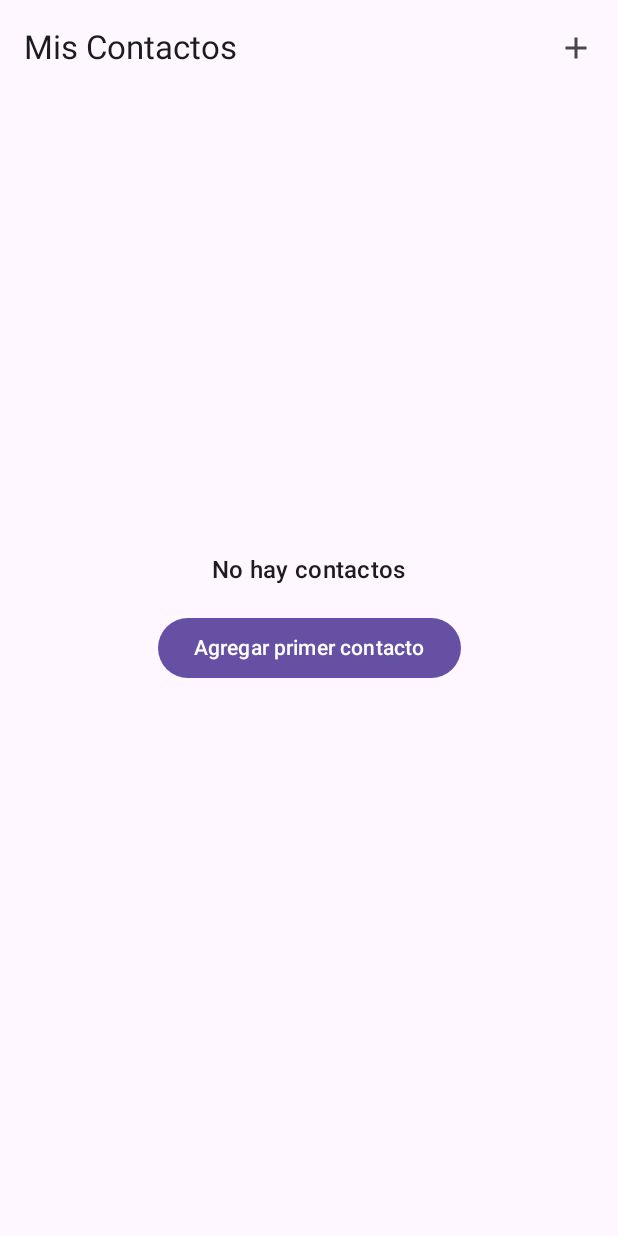
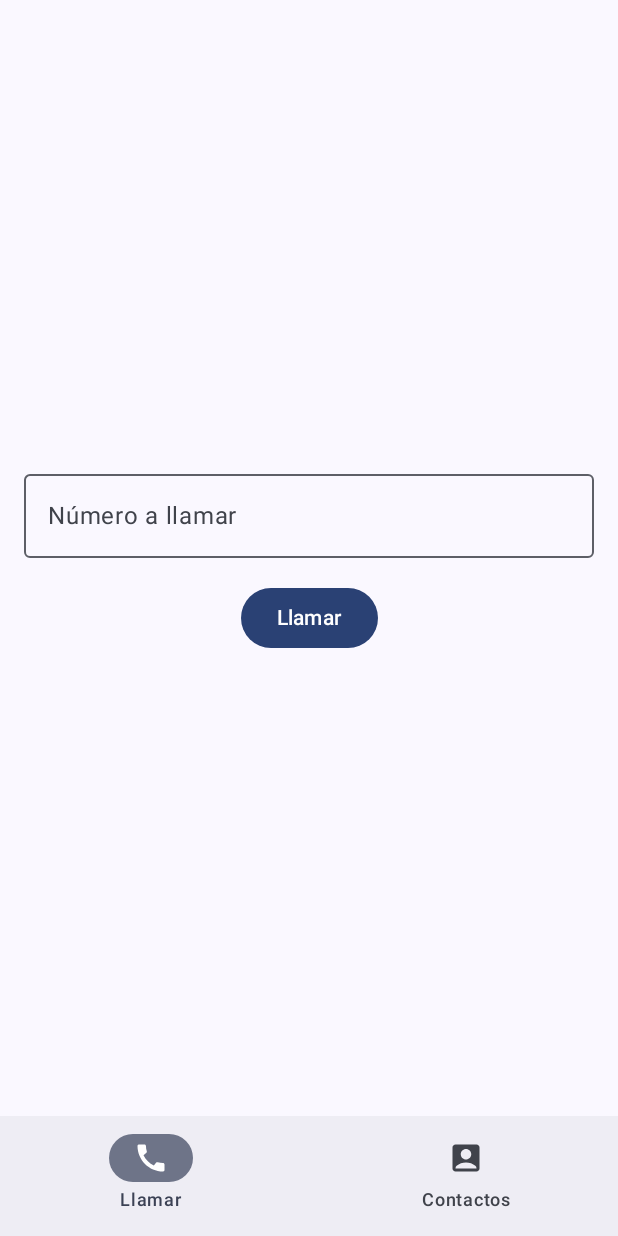
Before and after one commit to LizMDGav/telecom, an Android app built with Jetpack Compose: the screen it shows after launch (MainActivity), on a phone screen of 412 x 824 dp. Run offline under Robolectric (Android 15) with nearby library versions, the phone set to English and light mode, and no system bars.

Commit message:
Se agrego poder marcar sin necesidad de agregarlo a contactos

```diff
--- a/Telecom/app/src/main/java/com/example/telecom/MainActivity.kt
+++ b/Telecom/app/src/main/java/com/example/telecom/MainActivity.kt
@@ -1,85 +1,155 @@
 package com.example.telecom
 
+import android.content.ComponentName
+import android.content.Context
+import android.content.pm.PackageManager
+import android.net.Uri
+import android.os.Bundle
+import androidx.activity.ComponentActivity
+import androidx.activity.compose.setContent
+import androidx.compose.foundation.layout.*
+import androidx.compose.material.*
+import androidx.compose.runtime.*
+import androidx.compose.ui.Modifier
+import androidx.compose.ui.unit.dp
+import android.telecom.*
+import android.widget.Toast
+import androidx.activity.compose.rememberLauncherForActivityResult
+import androidx.activity.result.contract.ActivityResultContracts
+import androidx.compose.material3.Button
+
+import androidx.compose.material3.OutlinedTextField
+import androidx.compose.material3.Scaffold
+import androidx.compose.material3.Text
+import androidx.compose.runtime.saveable.rememberSaveable
+import androidx.compose.ui.Alignment
+import androidx.core.content.ContextCompat
+import com.example.telecom.ui.screens.MainScreen
+import com.example.telecom.ui.theme.TelecomTheme
+import android.Manifest
 import android.annotation.SuppressLint
 import android.app.Activity
 import android.content.Intent
 import android.graphics.Bitmap
 import android.graphics.BitmapFactory
-import android.os.Bundle
 import android.os.Environment
-import android.provider.MediaStore
-import android.widget.Toast
-import androidx.activity.ComponentActivity
-import androidx.activity.compose.setContent
-import androidx.activity.enableEdgeToEdge
-import androidx.compose.foundation.layout.fillMaxSize
-import androidx.compose.foundation.layout.padding
-import androidx.compose.material3.Scaffold
-import androidx.compose.material3.Text
-import androidx.compose.runtime.Composable
-import androidx.compose.runtime.getValue
-import androidx.compose.runtime.mutableStateOf
-import androidx.compose.runtime.setValue
-import androidx.compose.ui.Modifier
-import androidx.compose.ui.tooling.preview.Preview
-import androidx.core.content.FileProvider
-import com.example.telecom.ui.screens.MainScreen
-import com.example.telecom.ui.theme.LlamadasTheme
-import com.example.telecom.ui.theme.TelecomTheme
+import androidx.compose.foundation.text.KeyboardOptions
+import androidx.compose.material.icons.filled.AccountBox
+import androidx.compose.material.icons.filled.Call
+import androidx.compose.material3.Icon
+
+import androidx.compose.material3.NavigationBar
+import androidx.compose.material3.NavigationBarItem
+import androidx.compose.ui.text.input.KeyboardType
 import java.io.File
 import java.io.FileOutputStream
 import java.io.IOException
 import java.text.SimpleDateFormat
 import java.util.Date
 
+
+// Pantallas para la barra inferior
+enum class BottomBarScreen(val label: String, val icon: @Composable () -> Unit) {
+    Dialer("Llamar", { Icon(androidx.compose.material.icons.Icons.Default.Call, contentDescription = "Llamar") }),
+    Contacts("Contactos", { Icon(androidx.compose.material.icons.Icons.Default.AccountBox, contentDescription = "Contactos") })
+}
+
 class MainActivity : ComponentActivity() {
-    // Variables para mantener el estado temporal
+    // Variables para manejar fotos y contactos
     private var currentPhotoPath by mutableStateOf<String?>(null)
     private var tempContactName by mutableStateOf("")
     private var tempContactPhone by mutableStateOf("")
     private var contactPhoto by mutableStateOf<String?>(null)
+    private var refreshContacts by mutableStateOf(false)
 
-    // Estado compartido para forzar la actualización
-    private var refreshContacts by mutableStateOf(false)
+    private lateinit var telecomManager: TelecomManager
+
+    companion object {
+        const val REQUEST_IMAGE_CAPTURE = 1
+    }
 
     override fun onCreate(savedInstanceState: Bundle?) {
         super.onCreate(savedInstanceState)
 
+        // Prepara directorio para fotos
+        val storageDir = getExternalFilesDir(Environment.DIRECTORY_PICTURES)
+        storageDir?.takeIf { !it.exists() }?.mkdir()
 
-        val storageDir = getExternalFilesDir(Environment.DIRECTORY_PICTURES)
-        storageDir?.let { dir ->
-            if (!dir.exists()) {
-                dir.mkdir()
+        // Inicializa TelecomManager y PhoneAccount
+        telecomManager = getSystemService(Context.TELECOM_SERVICE) as TelecomManager
+        val handle = PhoneAccountHandle(
+            ComponentName(this, MyConnectionService::class.java),
+            "TELECOM_1"
+        )
+        val phoneAccount = PhoneAccount.builder(handle, "MiProveedor")
+            .setCapabilities(PhoneAccount.CAPABILITY_CALL_PROVIDER)
+            .build()
+        telecomManager.registerPhoneAccount(phoneAccount)
+
+        setContent {
+            TelecomTheme {
+                AppContent()
+            }
         }
     }
 
-        setContent {
-            LlamadasTheme {
-                MainScreen(
+    @Composable
+    fun AppContent() {
+        var currentScreen by rememberSaveable { mutableStateOf(BottomBarScreen.Dialer) }
+
+        // Launcher para permiso y toma de foto
+        val permissionLauncher = rememberLauncherForActivityResult(
+            ActivityResultContracts.RequestPermission()
+        ) { granted ->
+            if (!granted) {
+                Toast
+                    .makeText(this, "Permiso CALL_PHONE denegado", Toast.LENGTH_SHORT)
+                    .show()
+            }
+        }
+
+        Scaffold(
+            bottomBar = {
+                NavigationBar {
+                    BottomBarScreen.values().forEach { screen ->
+                        NavigationBarItem(
+                            icon = screen.icon,
+                            label = { Text(screen.label) },
+                            selected = currentScreen == screen,
+                            onClick = { currentScreen = screen }
+                        )
+                    }
+                }
+            }
+        ) { innerPadding ->
+            Box(modifier = Modifier.padding(innerPadding)) {
+                when (currentScreen) {
+                    BottomBarScreen.Dialer -> DialerScreen(
+                        onRequestPermission = { permissionLauncher.launch(Manifest.permission.CALL_PHONE) },
+                        placeCall = { number -> placeCallSafely(number) }
+                    )
+                    BottomBarScreen.Contacts -> MainScreen(
                         onSaveContact = { name, phone ->
-                        // 1️⃣ guarda nombre y teléfono
-                        tempContactName  = name
+                            // 1️⃣ guarda datos temporales
+                            tempContactName = name
                             tempContactPhone = phone
-
-                        // 2️⃣ convierte el drawable en bitmap
-                        val bmp = BitmapFactory.decodeResource(resources, R.drawable.contact)
-
-                        // 3️⃣ crea un archivo igual que en dispatchTakePictureIntent()
+                            // 2️⃣ bitmap por defecto
+                            val bmp = BitmapFactory.decodeResource(
+                                resources, R.drawable.contact
+                            )
+                            // 3️⃣ crea archivo y escribe JPEG
                             val photoFile = try {
                                 createImageFile()
                             } catch (e: IOException) {
-                            e.printStackTrace()
-                            null
+                                e.printStackTrace(); null
                             }
-
-                        // 4️⃣ escribe el JPEG al disco
                             photoFile?.let { file ->
                                 FileOutputStream(file).use { out ->
-                                bmp.compress(Bitmap.CompressFormat.JPEG, 100, out)
+                                    bmp.compress(
+                                        Bitmap.CompressFormat.JPEG, 100, out
+                                    )
                                 }
                             }
-
-                        // 5️⃣ dispara el refresh para que loadContactsFromStorage lo recoja
                             refreshContacts = !refreshContacts
                         },
                         refreshTrigger = refreshContacts
@@ -87,75 +157,84 @@ class MainActivity : ComponentActivity() {
                 }
             }
         }
-
-    private fun dispatchTakePictureIntent() {
-        val photoFile = try {
-            createImageFile()
-        } catch (ex: IOException) {
-            null
     }
 
-        photoFile?.also { file ->
-            currentPhotoPath = file.absolutePath
-            val photoUri = FileProvider.getUriForFile(
-                this,
-                "${packageName}.fileprovider",
-                file
+    @Composable
+    fun DialerScreen(
+        onRequestPermission: () -> Unit,
+        placeCall: (String) -> Unit
+    ) {
+        var numero by remember { mutableStateOf("") }
+        Column(
+            modifier = Modifier
+                .fillMaxSize()
+                .padding(16.dp),
+            verticalArrangement = Arrangement.Center,
+            horizontalAlignment = Alignment.CenterHorizontally
+        ) {
+            OutlinedTextField(
+                value = numero,
+                onValueChange = { input -> numero = input.filter { it.isDigit() } },
+                keyboardOptions = KeyboardOptions(keyboardType = KeyboardType.Phone),
+                label = { Text("Número a llamar") },
+                modifier = Modifier.fillMaxWidth()
             )
-
-            Intent(MediaStore.ACTION_IMAGE_CAPTURE).also { takePictureIntent ->
-                takePictureIntent.putExtra(MediaStore.EXTRA_OUTPUT, photoUri)
-                takePictureIntent.addFlags(Intent.FLAG_GRANT_READ_URI_PERMISSION)
-                if (takePictureIntent.resolveActivity(packageManager) != null) {
-                    startActivityForResult(takePictureIntent, REQUEST_IMAGE_CAPTURE)
+            Spacer(Modifier.height(16.dp))
+            Button(onClick = {
+                when (ContextCompat.checkSelfPermission(
+                    this@MainActivity, Manifest.permission.CALL_PHONE
+                )) {
+                    PackageManager.PERMISSION_GRANTED -> placeCall(numero)
+                    else -> onRequestPermission()
                 }
+            }) {
+                Text("Llamar")
             }
         }
     }
 
+
     @SuppressLint("SimpleDateFormat")
     private fun createImageFile(): File {
         val timeStamp = SimpleDateFormat("yyyyMMdd_HHmmss").format(Date())
-        val imageFileName = "${tempContactPhone}_${tempContactName.replace(" ", ".")}_$timeStamp"
+        val imageFileName =
+            "${tempContactPhone}_${tempContactName.replace(' ', '.')}_$timeStamp"
         val storageDir = getExternalFilesDir(Environment.DIRECTORY_PICTURES)
-        return File.createTempFile(
-            imageFileName,
-            ".jpg",
-            storageDir
-        )
+        return File.createTempFile(imageFileName, ".jpg", storageDir)
     }
 
-    override fun onActivityResult(requestCode: Int, resultCode: Int, data: Intent?) {
+    override fun onActivityResult(
+        requestCode: Int, resultCode: Int, data: Intent?
+    ) {
         super.onActivityResult(requestCode, resultCode, data)
-
-        when (requestCode) {
-            REQUEST_IMAGE_CAPTURE -> {
+        if (requestCode == REQUEST_IMAGE_CAPTURE) {
             if (resultCode == Activity.RESULT_OK) {
-                    // Foto tomada correctamente - actualizamos el estado para refrescar
                 refreshContacts = !refreshContacts
-
-                    // Mostramos confirmación
                 Toast.makeText(
                     this,
-                        "Contacto ${tempContactName} agregado",
+                    "Contacto $tempContactName agregado",
                     Toast.LENGTH_SHORT
                 ).show()
             } else {
-                    // Usuario canceló - borramos el archivo temporal
-                    currentPhotoPath?.let { path ->
-                        File(path).delete()
+                currentPhotoPath?.let { path -> File(path).delete() }
             }
-                }
-
-                // Reseteamos valores temporales
             contactPhoto = null
             tempContactName = ""
             tempContactPhone = ""
         }
     }
-    }
 
-    companion object {
-        const val REQUEST_IMAGE_CAPTURE = 1
+
+    private fun placeCallSafely(numero: String) {
+        val uri = Uri.fromParts(PhoneAccount.SCHEME_TEL, numero, null)
+        try {
+            telecomManager.placeCall(uri, null)
+        } catch (se: SecurityException) {
+            Toast.makeText(
+                this,
+                "No se pudo iniciar la llamada: permiso denegado",
+                Toast.LENGTH_SHORT
+            ).show()
         }
     }
+}
```
Also changed, not shown: Telecom/app/src/main/AndroidManifest.xml (+46 -11 lines), Telecom/app/src/main/java/com/example/telecom/CallScreenActivity.kt (added, +54 -0 lines), Telecom/app/src/main/java/com/example/telecom/MyConnectionService.kt (added, +40 -0 lines), Telecom/app/src/main/java/com/example/telecom/MyInCallService.kt (added, +24 -0 lines). Lines whose indentation alone changed are shown as unchanged.
